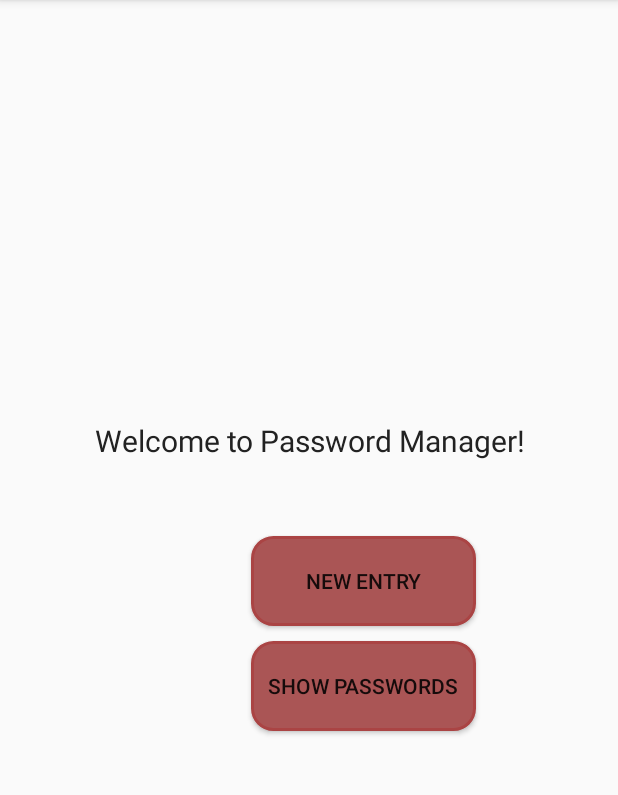
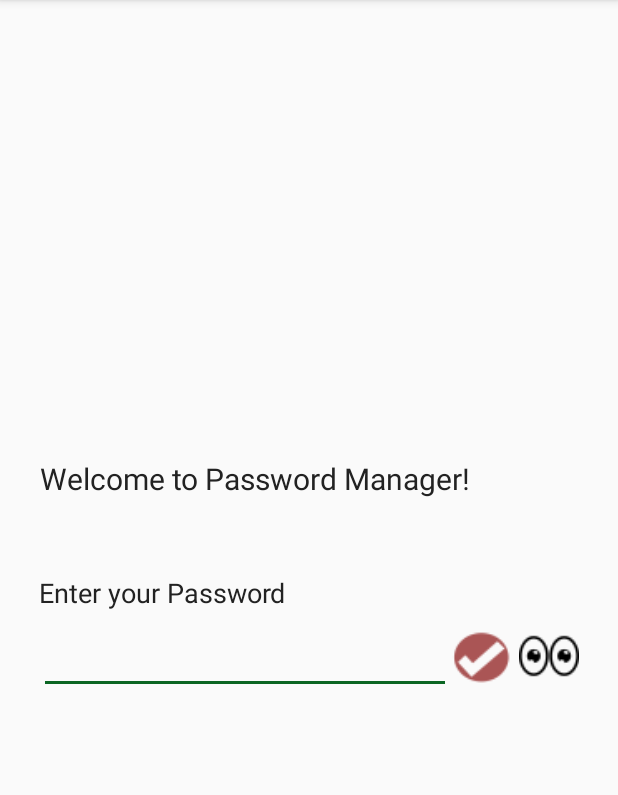
Before and after one commit to feuertower/passwortGenerator, an Android app: the screen it shows after launch (startScreen), on a phone screen of 412 x 824 dp, the part 84-879 px from its top. Run offline under Robolectric (Android 15) with nearby library versions, the phone set to English and light mode, and no system bars.

Commit message:
create new page, rework layout

```diff
--- a/app/src/main/res/drawable/button_custom.xml
+++ b/app/src/main/res/drawable/button_custom.xml
@@ -19,7 +19,10 @@
         android:top="2dp"
         />
 
-    <solid android:color="@color/colorButtonBackground" />
+    <solid
+        android:color="@color/colorButtonBackground"
+        android:alpha="0"
+        />
 
 
 </shape>
--- /dev/null
+++ b/app/src/main/res/drawable/hook_btn.xml
@@ -0,0 +1,19 @@
+<?xml version="1.0" encoding="utf-8"?>
+<shape xmlns:android="http://schemas.android.com/apk/res/android" android:shape="rectangle">
+    <corners android:radius="14dp"/>
+<!--
+    <stroke
+        android:width="2dp"
+        android:color="@color/colorButtonStroke"
+        />-->
+
+
+
+    <padding
+        android:bottom="0dp"
+        android:left="0dp"
+        android:right="0dp"
+        android:top="0dp"
+        />
+
+</shape>
--- a/app/src/main/res/layout/new_password.xml
+++ b/app/src/main/res/layout/new_password.xml
@@ -126,7 +126,9 @@
                 android:text="@string/pw_length"
                 android:textColor="@color/colorText"
                 android:textSize="16sp"
-                app:layout_constraintTop_toBottomOf="@+id/pwLengthSlider" />
+                app:layout_constraintLeft_toRightOf="@+id/pwLengthSlider"
+                app:layout_constraintTop_toBottomOf="@+id/switchLayout"
+                />
 
             <Button
                 android:id="@+id/btnGenerate"
--- a/app/src/main/res/layout/start_screen.xml
+++ b/app/src/main/res/layout/start_screen.xml
@@ -25,35 +25,63 @@
             android:layout_height="wrap_content"
             android:text="@string/welcome_str"
             android:textColor="@color/colorShadow"
-            android:textSize="20dp"
+            android:textSize="20sp"
             android:layout_marginBottom="50dp"
             android:gravity="center"
             />
 
-
-            <Button
-                android:id="@+id/btnNewPassword"
+        <TextView
+                android:id="@+id/enterPWText"
                 android:layout_width="wrap_content"
                 android:layout_height="wrap_content"
-                android:paddingLeft="5dp"
-                android:paddingRight="5dp"
-                android:text="@string/pw_gen_btn"
-                android:background="@drawable/button_custom"
-                android:layout_below="@id/welcomeText"
-                android:layout_centerInParent="true"
-                android:onClick="clickHandler"/>
+            android:layout_below="@+id/welcomeText"
+                android:text="@string/enter_app_pw"
+                android:textColor="@color/colorShadow"
+                android:textSize="18sp"
+                android:gravity="center"
+                />
 
-            <Button
-                android:id="@+id/showPasswords"
-                android:layout_width="wrap_content"
+        <LinearLayout
+            android:id="@+id/pwLayout"
+            android:layout_width="fill_parent"
+            android:layout_height="wrap_content"
+            android:orientation="horizontal"
+            android:layout_below="@id/enterPWText">
+
+            <EditText
+                android:id="@+id/appPasswordEditText"
+                android:layout_width="fill_parent"
                 android:layout_height="wrap_content"
-                android:text="@string/show_pw"
-                android:background="@drawable/button_custom"
-                android:layout_below="@id/btnNewPassword"
-                android:layout_centerInParent="true"
                 android:layout_marginTop="10dp"
-                android:onClick="clickHandler" />
+                android:layout_weight="1"
+                android:inputType="textPassword"
+                />
 
+            <ImageButton
+                android:id="@+id/enterBtn"
+                android:layout_height="@dimen/start_btn_size"
+                android:layout_width="@dimen/start_btn_size"
+                android:layout_marginEnd="5dp"
+                android:layout_marginTop="10dp"
+                android:layout_weight="0"
+                android:scaleType="fitCenter"
+                android:background="@drawable/hook_btn"
+                android:src="@drawable/accept_hook"
+                android:onClick="clickHandler"
+                />
+
+            <ImageButton
+                android:id="@+id/showPWBtn"
+                android:layout_height="@dimen/start_btn_size"
+                android:layout_width="@dimen/start_btn_size"
+                android:layout_marginTop="10dp"
+                android:layout_weight="0"
+                android:scaleType="fitCenter"
+                android:background="@drawable/hook_btn"
+                android:src="@drawable/eyes"
+                android:onClick="clickHandler"
+                />
+        </LinearLayout>
 
     </RelativeLayout>
 
--- a/app/src/main/res/values/dimens.xml
+++ b/app/src/main/res/values/dimens.xml
@@ -2,4 +2,6 @@
     <!-- Default screen margins, per the Android Design guidelines. -->
     <dimen name="activity_horizontal_margin">16dp</dimen>
     <dimen name="activity_vertical_margin">16dp</dimen>
+
+    <dimen name="start_btn_size">40dp</dimen>
 </resources>
--- a/app/src/main/res/values/strings.xml
+++ b/app/src/main/res/values/strings.xml
@@ -24,4 +24,5 @@
     <string name="pw_length">0</string>
     <string name="copyText">Password added to clipboard!</string>
     <string name="generatePwToast">Generating your password ...</string>
+    <string name="enter_app_pw">Enter your Password</string>
 </resources>
```
Also changed, not shown: app/src/main/java/com/dominik/passwortgenerator/MainActivity.java (+0 -10 lines), app/src/main/java/com/dominik/passwortgenerator/startScreen.java (+47 -3 lines), app/src/main/res/drawable-hdpi/accept_hook.png (added), app/src/main/res/drawable-hdpi/eyes.png (added), app/src/main/res/drawable-mdpi/accept_hook.png (added), app/src/main/res/drawable-mdpi/eyes.png (added), app/src/main/res/drawable-xhdpi/accept_hook.png (added), app/src/main/res/drawable-xhdpi/eyes.png (added), app/src/main/res/drawable-xxhdpi/accept_hook.png (added), app/src/main/res/drawable-xxhdpi/eyes.png (added), app/src/main/res/drawable-xxxhdpi/accept_hook.png (added), app/src/main/res/drawable-xxxhdpi/eyes.png (added), 2 other files.
